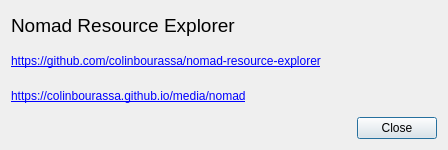
This is aboutbox.ui in colinbourassa/nomad-resource-explorer as Qt 5 draws it before an edit. The edited form follows.
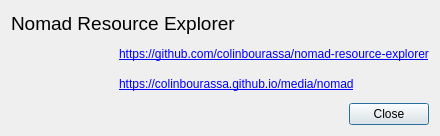
This is the edited form. Icons and pictures are not drawn.

```diff
--- a/aboutbox.ui
+++ b/aboutbox.ui
@@ -6,15 +6,15 @@
    <rect>
     <x>0</x>
     <y>0</y>
-    <width>448</width>
-    <height>150</height>
+    <width>440</width>
+    <height>136</height>
    </rect>
   </property>
   <property name="windowTitle">
    <string>Dialog</string>
   </property>
   <layout class="QGridLayout" name="gridLayout">
-   <item row="0" column="0">
+   <item row="0" column="0" colspan="2">
     <widget class="QLabel" name="m_labelTitle">
      <property name="font">
       <font>
@@ -26,7 +26,17 @@
      </property>
     </widget>
    </item>
-   <item row="1" column="0">
+   <item row="1" column="0" rowspan="2">
+    <widget class="QLabel" name="label">
+     <property name="text">
+      <string/>
+     </property>
+     <property name="pixmap">
+      <pixmap resource="nre-resources.qrc">:/icon/icon/nre-original.png</pixmap>
+     </property>
+    </widget>
+   </item>
+   <item row="1" column="1">
     <widget class="QLabel" name="m_labelGithub">
      <property name="text">
       <string>&lt;a href=&quot;https://github.com/colinbourassa/nomad-resource-explorer&quot;&gt;https://github.com/colinbourassa/nomad-resource-explorer&lt;/a&gt;</string>
@@ -36,7 +46,7 @@
      </property>
     </widget>
    </item>
-   <item row="2" column="0">
+   <item row="2" column="1">
     <widget class="QLabel" name="m_labelReference">
      <property name="text">
       <string>&lt;a href=&quot;https://colinbourassa.github.io/media/nomad&quot;&gt;https://colinbourassa.github.io/media/nomad&lt;/a&gt;</string>
@@ -46,7 +56,7 @@
      </property>
     </widget>
    </item>
-   <item row="3" column="0">
+   <item row="3" column="0" colspan="2">
     <layout class="QHBoxLayout" name="horizontalLayout">
      <item>
       <spacer name="horizontalSpacer">
```
Left out of the diff: 4 changed lines with no effect on the pictures.
